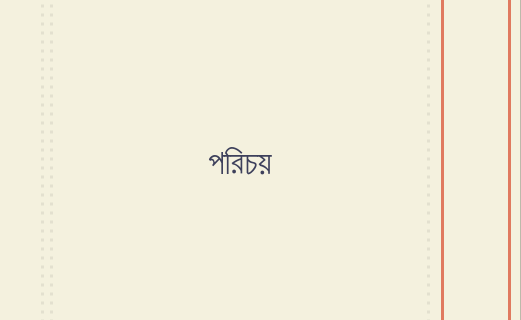
ahmedfahad04/SPL-2, file EmPower/Student/Frontend/PyQT_UI/home.ui: the form before one commit; both pictures show x 759 to 1280 and y 233 to 553 of the 1280 by 700 pixel window.
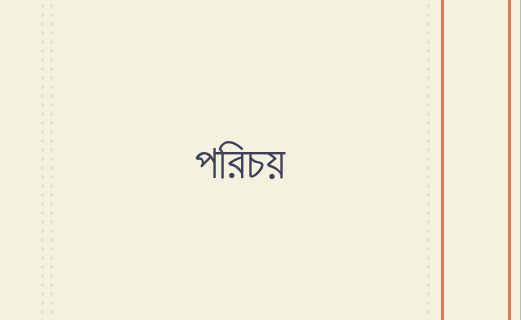
The form after the commit. Icons and pictures are not drawn.

The edit to the form file:
```diff
--- a/EmPower/Student/Frontend/PyQT_UI/home.ui
+++ b/EmPower/Student/Frontend/PyQT_UI/home.ui
@@ -540,7 +540,7 @@
                 <property name="font">
                  <font>
                   <family>Kalpurush</family>
-                  <pointsize>25</pointsize>
+                  <pointsize>35</pointsize>
                  </font>
                 </property>
                 <property name="styleSheet">
```
